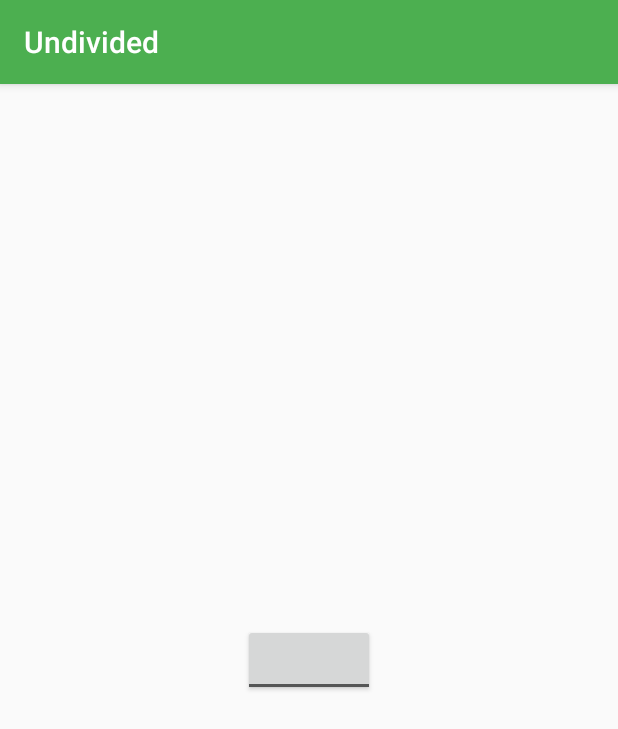
After one commit to deleonAndroid3/Undivided, an Android app: the TextToSpeech screen opened directly, with no data from a screen before it, on a phone screen of 412 x 824 dp. The commit adds this screen. Shown: the top 729 px of the screen. Run offline under Robolectric (Android 15) with nearby library versions, the phone set to English and light mode, and no system bars.

Commit message:
SpeechToText&TextToSpeech

```diff
--- a/app/src/main/AndroidManifest.xml
+++ b/app/src/main/AndroidManifest.xml
@@ -10,7 +10,7 @@
          Google Maps Android API v2, but you must specify either coarse or fine
          location permissions for the 'MyLocation' functionality.
     -->
-    <uses-permission android:name="android.permission.ACCESS_COARSE_LOCATION"/>
+    <uses-permission android:name="android.permission.ACCESS_COARSE_LOCATION" />
     <uses-permission android:name="android.permission.ACCESS_FINE_LOCATION" />
 
     <application
@@ -41,7 +41,9 @@
 
         <activity
             android:name=".Navigation"
-            android:label="@string/title_activity_navigation"></activity>
+            android:label="@string/title_activity_navigation" />
+        <activity android:name=".SpeechToText" />
+        <activity android:name=".TextToSpeech"></activity>
     </application>
 
 </manifest>
--- /dev/null
+++ b/app/src/main/java/com/training/android/undivided/TextToSpeech.java
@@ -0,0 +1,121 @@
+package com.training.android.undivided;
+
+import android.content.BroadcastReceiver;
+import android.content.Context;
+import android.content.Intent;
+import android.content.IntentFilter;
+import android.database.Cursor;
+import android.net.Uri;
+import android.provider.ContactsContract;
+import android.support.v7.app.AppCompatActivity;
+import android.os.Bundle;
+import android.telephony.SmsMessage;
+import android.widget.CompoundButton;
+import android.widget.TextView;
+import android.widget.ToggleButton;
+
+public class TextToSpeech extends AppCompatActivity {
+    private final int CHECK_CODE = 0x1;
+    private final int LONG_DURATION = 5000;
+    private final int SHORT_DURATION = 1200;
+
+    private Speaker speaker;
+
+    private ToggleButton toggle;
+    private CompoundButton.OnCheckedChangeListener toggleListener;
+
+    private TextView smsText;
+    private TextView smsSender;
+
+    private BroadcastReceiver smsReceiver;
+    @Override
+    protected void onCreate(Bundle savedInstanceState) {
+        super.onCreate(savedInstanceState);
+        setContentView(R.layout.activity_text_to_speech);
+        toggle = (ToggleButton)findViewById(R.id.speechToggle);
+        smsText = (TextView)findViewById(R.id.sms_text);
+        smsSender = (TextView)findViewById(R.id.sms_sender);
+
+        toggleListener = new CompoundButton.OnCheckedChangeListener() {
+            @Override
+            public void onCheckedChanged(CompoundButton view, boolean isChecked) {
+                if(isChecked){
+                    speaker.allow(true);
+                    speaker.speak(getString(R.string.start_speaking));
+                }else{
+                    speaker.speak(getString(R.string.stop_speaking));
+                    speaker.allow(false);
+                }
+            }
+        };
+        toggle.setOnCheckedChangeListener(toggleListener);
+
+        checkTTS();
+        initializeSMSReceiver();
+        registerSMSReceiver();
+    }
+    private void checkTTS(){
+        Intent check = new Intent();
+        check.setAction(android.speech.tts.TextToSpeech.Engine.ACTION_CHECK_TTS_DATA);
+        startActivityForResult(check, CHECK_CODE);
+    }
+    @Override
+    protected void onActivityResult(int requestCode, int resultCode, Intent data) {
+        if(requestCode == CHECK_CODE){
+            if(resultCode == android.speech.tts.TextToSpeech.Engine.CHECK_VOICE_DATA_PASS){
+                speaker = new Speaker(this);
+            }else {
+                Intent install = new Intent();
+                install.setAction(android.speech.tts.TextToSpeech.Engine.ACTION_INSTALL_TTS_DATA);
+                startActivity(install);
+            }
+        }
+    }
+    private void initializeSMSReceiver(){
+        smsReceiver = new BroadcastReceiver(){
+            @Override
+            public void onReceive(Context context, Intent intent) {
+
+                Bundle bundle = intent.getExtras();
+                if(bundle!=null){
+                    Object[] pdus = (Object[])bundle.get("pdus");
+                    for(int i=0;i<pdus.length;i++){
+                        byte[] pdu = (byte[])pdus[i];
+                        SmsMessage message = SmsMessage.createFromPdu(pdu);
+                        String text = message.getDisplayMessageBody();
+                        String sender = getContactName(message.getOriginatingAddress());
+                        speaker.pause(LONG_DURATION);
+                        speaker.speak("You have a new message from" + sender + "!");
+                        speaker.pause(SHORT_DURATION);
+                        speaker.speak(text);
+                        speaker.speak("Do you want to reply to?"+sender+"!");
+                        smsSender.setText("Message from " + sender);
+                        smsText.setText(text);
+
+                    }
+                }
+
+            }
+        };
+    }
+    private String getContactName(String phone){
+        Uri uri = Uri.withAppendedPath(ContactsContract.PhoneLookup.CONTENT_FILTER_URI, Uri.encode(phone));
+        String projection[] = new String[]{ContactsContract.Data.DISPLAY_NAME};
+        Cursor cursor = getContentResolver().query(uri, projection, null, null, null);
+        if(cursor.moveToFirst()){
+            return cursor.getString(0);
+        }else {
+            return "unknown number";
+        }
+    }
+    private void registerSMSReceiver() {
+        IntentFilter intentFilter = new IntentFilter("android.provider.Telephony.SMS_RECEIVED");
+        registerReceiver(smsReceiver, intentFilter);
+    }
+    @Override
+    protected void onDestroy() {
+        super.onDestroy();
+        unregisterReceiver(smsReceiver);
+        speaker.destroy();
+    }
+}
--- /dev/null
+++ b/app/src/main/res/layout/activity_text_to_speech.xml
@@ -0,0 +1,41 @@
+<?xml version="1.0" encoding="utf-8"?>
+<RelativeLayout xmlns:android="http://schemas.android.com/apk/res/android"
+    xmlns:app="http://schemas.android.com/apk/res-auto"
+    xmlns:tools="http://schemas.android.com/tools"
+    android:layout_width="match_parent"
+    android:layout_height="match_parent"
+    tools:context="com.training.android.undivided.TextToSpeech">
+    <TextView
+        android:id="@+id/sms_sender"
+        android:layout_width="wrap_content"
+        android:layout_height="wrap_content"
+        android:layout_alignParentTop="true"
+        android:layout_centerHorizontal="true"
+        android:layout_marginTop="20dp"
+        android:text="@string/sms_label"
+        android:textColor="#ffffff"
+        android:textAppearance="?android:attr/textAppearanceSmall" />
+
+    <TextView
+        android:id="@+id/sms_text"
+        android:layout_width="wrap_content"
+        android:layout_height="wrap_content"
+        android:layout_below="@+id/sms_sender"
+        android:layout_centerHorizontal="true"
+        android:layout_marginTop="10dp"
+        android:text="@string/none"
+        android:textAppearance="?android:attr/textAppearanceLarge"
+        android:textColor="#ffffff"
+        />
+
+    <ToggleButton
+        android:id="@+id/speechToggle"
+        android:layout_width="wrap_content"
+        android:layout_height="wrap_content"
+        android:layout_centerHorizontal="true"
+        android:layout_centerVertical="true"
+        android:textOff="@string/speech_toggle_on"
+        android:textOn="@string/speech_toggle_off"
+        />
+
+</RelativeLayout>
--- a/app/src/main/res/values/colors.xml
+++ b/app/src/main/res/values/colors.xml
@@ -1,6 +1,6 @@
 <?xml version="1.0" encoding="utf-8"?>
 <resources>
-    <color name="colorPrimary">#3F51B5</color>
-    <color name="colorPrimaryDark">#303F9F</color>
+    <color name="colorPrimary">#4caf50</color>
+    <color name="colorPrimaryDark">#087f23</color>
     <color name="colorAccent">#FF4081</color>
 </resources>
--- a/app/src/main/res/values/strings.xml
+++ b/app/src/main/res/values/strings.xml
@@ -1,4 +1,14 @@
 <resources>
     <string name="app_name">Undivided</string>
     <string name="title_activity_navigation">Map</string>
+    <string name="speech_toogle_on">START SPEAKING</string>
+    <string name="speech_toogle_off">STOP SPEAKING</string>
+    <string name="speech_prompt">Do you want to reply?</string>
+    <string name="speech_not_supported">Sorry didnt get that</string>
+    <string name="start_speaking">Okay!I will read your message now</string>
+    <string name="stop_speaking">Done!</string>
+    <string name="sms_label" />
+    <string name="none" />
+    <string name="speech_toggle_on" />
+    <string name="speech_toggle_off" />
 </resources>
```
Also changed, not shown: app/src/main/java/com/training/android/undivided/Speaker.java (added, +64 -0 lines), app/src/main/java/com/training/android/undivided/SpeechToText.java (added, +64 -0 lines), app/src/main/res/layout/activity_speech_to_text.xml (added, +40 -0 lines).
